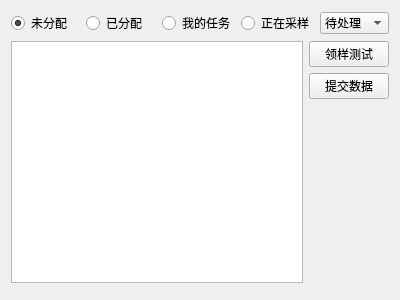
Old version of the form src/TaskSheetManager/testmanager.ui in the repository hcc01/ELIMS.
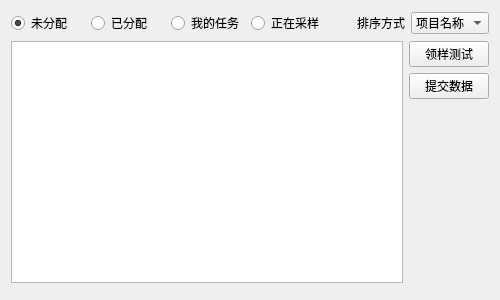
New version of the form. Custom widgets are drawn as their Qt base class.

```diff
--- a/src/TaskSheetManager/testmanager.ui
+++ b/src/TaskSheetManager/testmanager.ui
@@ -6,7 +6,7 @@
    <rect>
     <x>0</x>
     <y>0</y>
-    <width>400</width>
+    <width>500</width>
     <height>300</height>
    </rect>
   </property>
@@ -48,20 +48,20 @@
       </widget>
      </item>
      <item>
-      <widget class="QComboBox" name="filterBox">
-       <item>
+      <widget class="QLabel" name="label">
         <property name="text">
-         <string>待处理</string>
-        </property>
-       </item>
-       <item>
-        <property name="text">
-         <string>未完成</string>
-        </property>
+        <string>排序方式</string>
+       </property>
+       <property name="alignment">
+        <set>Qt::AlignRight|Qt::AlignTrailing|Qt::AlignVCenter</set>
+       </property>
+      </widget>
        </item>
        <item>
+      <widget class="QComboBox" name="orderBox">
+       <item>
         <property name="text">
-         <string>已完成</string>
+         <string>项目名称</string>
         </property>
        </item>
        <item>
```
Left out of the diff: 2 changed lines with no effect on the pictures. Lines whose indentation alone changed are shown as unchanged.
